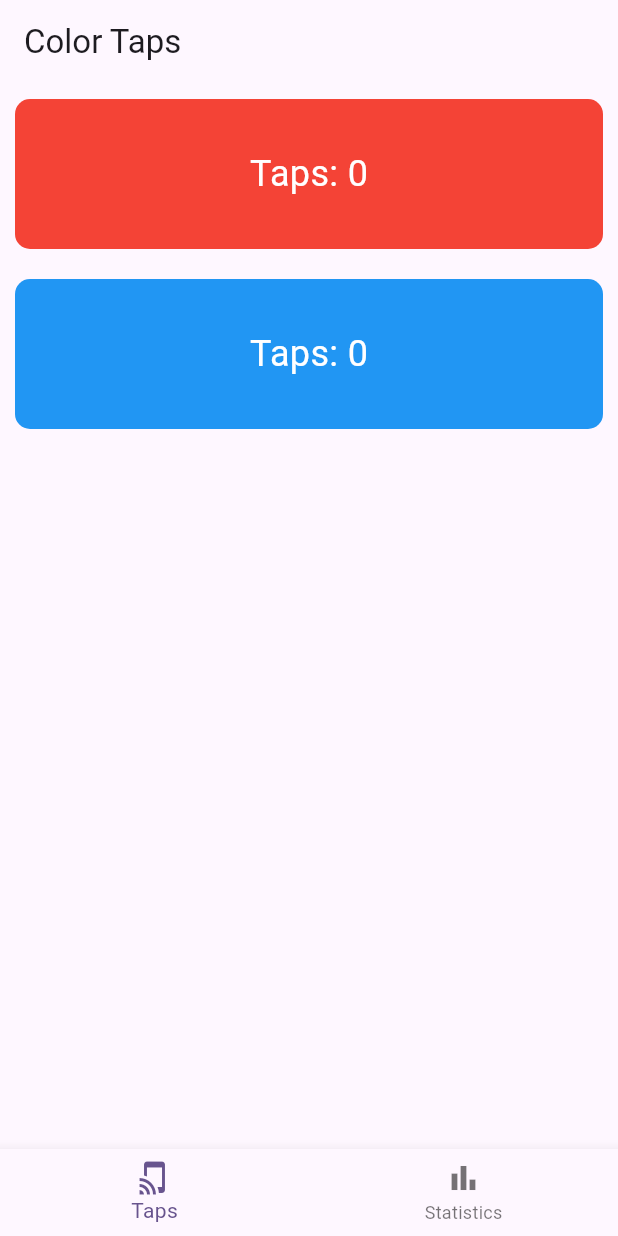
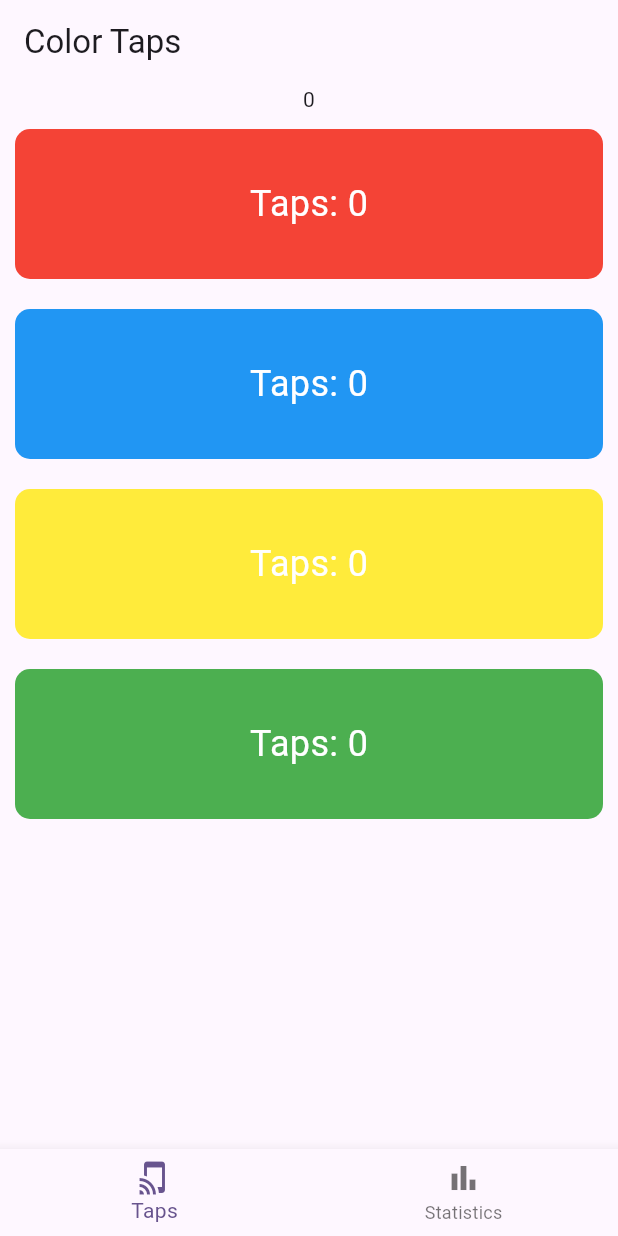
Before and after one commit to Jer1ckk/download_app, a Flutter app: the Home screen opened directly, on a phone screen of 412 x 824 dp. Run offline on Flutter 3.47's test engine with Material 3 defaults, Android fonts, the phone set to English and light mode, and no system bars.

Commit message:
TASK-001 – The Color App

```diff
--- a/lib/1_color_app/color_app.dart
+++ b/lib/1_color_app/color_app.dart
@@ -1,4 +1,6 @@
 import 'package:flutter/material.dart';
+
+final ColorController controller = ColorController();
 
 void main() {
   runApp(
@@ -9,7 +11,15 @@ void main() {
   );
 }
 
-enum CardType { red, blue }
+enum CardType {
+  red(Colors.red),
+  blue(Colors.blue),
+  yellow(Colors.yellow),
+  green(Colors.green);
+
+  final Color color;
+  const CardType(this.color);
+}
 
 class Home extends StatefulWidget {
   const Home({super.key});
@@ -20,36 +30,11 @@ class Home extends StatefulWidget {
 
 class _HomeState extends State<Home> {
   int _currentIndex = 0;
-  int redTapCount = 0;
-  int blueTapCount = 0;
-
-  void _incrementRedTapCount() {
-    setState(() {
-      redTapCount++;
-    });
-  }
-
-  void _incrementBlueTapCount() {
-    setState(() {
-      blueTapCount++;
-    });
-  }
 
   @override
   Widget build(BuildContext context) {
     return Scaffold(
-      body:
-          _currentIndex == 0
-              ? ColorTapsScreen(
-                redTapCount: redTapCount,
-                blueTapCount: blueTapCount,
-                onRedTap: _incrementRedTapCount,
-                onBlueTap: _incrementBlueTapCount,
-              )
-              : StatisticsScreen(
-                redTapCount: redTapCount,
-                blueTapCount: blueTapCount,
-              ),
+      body: _currentIndex == 0 ? ColorTapsScreen() : StatisticsScreen(),
       bottomNavigationBar: BottomNavigationBar(
         currentIndex: _currentIndex,
         onTap: (index) {
@@ -73,31 +58,26 @@ class _HomeState extends State<Home> {
 }
 
 class ColorTapsScreen extends StatelessWidget {
-  final int redTapCount;
-  final int blueTapCount;
-  final VoidCallback onRedTap;
-  final VoidCallback onBlueTap;
-
-  const ColorTapsScreen({
-    super.key,
-    required this.redTapCount,
-    required this.blueTapCount,
-    required this.onRedTap,
-    required this.onBlueTap,
-  });
+  const ColorTapsScreen({super.key});
   @override
   Widget build(BuildContext context) {
     return Scaffold(
       appBar: AppBar(title: Text('Color Taps')),
-      body: Column(
-        children: [
-          ColorTap(type: CardType.red, tapCount: redTapCount, onTap: onRedTap),
-          ColorTap(
-            type: CardType.blue,
-            tapCount: blueTapCount,
-            onTap: onBlueTap,
-          ),
-        ],
+      body: ListenableBuilder(
+        listenable: controller,
+        builder: (BuildContext context, Widget? child) {
+          return Column(
+            children:
+            [Text("${controller.total}"),
+            ...CardType.values.map((type) {
+              return ColorTap(
+                type: type,
+                tapCount: controller.getCount(type),
+                onTap: () => controller.increment(type),
+              );
+            })]
+          );
+        },
       ),
     );
   }
@@ -115,7 +95,7 @@ class ColorTap extends StatelessWidget {
     required this.onTap,
   });
 
-  Color get backgroundColor => type == CardType.red ? Colors.red : Colors.blue;
+  Color get backgroundColor => type.color;
 
   @override
   Widget build(BuildContext context) {
@@ -141,28 +121,46 @@ class ColorTap extends StatelessWidget {
 }
 
 class StatisticsScreen extends StatelessWidget {
-  final int redTapCount;
-  final int blueTapCount;
-
-  const StatisticsScreen({
-    super.key,
-    required this.redTapCount,
-    required this.blueTapCount,
-  });
+  const StatisticsScreen({super.key});
 
   @override
   Widget build(BuildContext context) {
     return Scaffold(
       appBar: AppBar(title: Text('Statistics')),
       body: Center(
-        child: Column(
-          mainAxisAlignment: MainAxisAlignment.center,
-          children: [
-            Text('Red Taps: $redTapCount', style: TextStyle(fontSize: 24)),
-            Text('Blue Taps: $blueTapCount', style: TextStyle(fontSize: 24)),
-          ],
+        child: ListenableBuilder(
+          listenable: controller,
+          builder: (BuildContext context, Widget? child) {
+            return Column(
+              mainAxisAlignment: MainAxisAlignment.center,
+              children: CardType.values.map((type) {
+                return Text(
+                  'Number of ${type.name} = ${controller.allCount[type]}',
+                  style: const TextStyle(fontSize: 24),
+                );
+              }).toList(),
+            );
+          },
         ),
       ),
     );
   }
 }
+
+class ColorController extends ChangeNotifier {
+  final Map<CardType, int> _tapCounts = {
+    for (var type in CardType.values) type: 0,
+  };
+
+  int getCount(CardType type) => _tapCounts[type]!;
+
+  Map<CardType, int> get allCount => Map.unmodifiable(_tapCounts);
+
+  void increment(CardType type) {
+    _tapCounts[type] = _tapCounts[type]! + 1;
+    notifyListeners();
+  }
+
+  int get total => _tapCounts.values.fold(0, (sum, value) => sum + value);
+
+}
```
